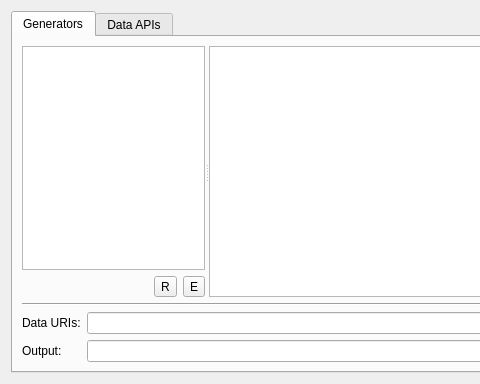
Old version of the form CoTeTo/res/CoTeTo-GUI.ui in the repository UdK-VPT/CoTeTo; both pictures show x 0 to 480 and y 0 to 384 of the 731 by 384 pixel window.
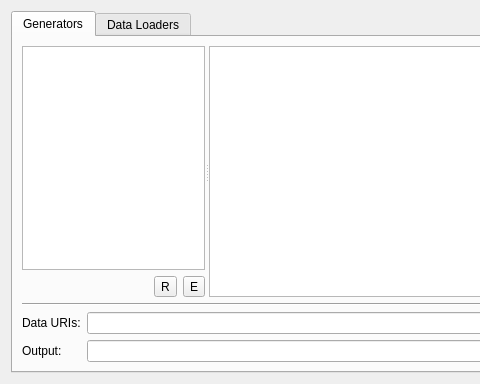
New version of the form. Icons and pictures are not drawn.

Commit message: first more or less working version of the GUI with data loaders

```diff
--- a/CoTeTo/res/CoTeTo-GUI.ui
+++ b/CoTeTo/res/CoTeTo-GUI.ui
@@ -206,7 +206,7 @@
      </widget>
      <widget class="QWidget" name="apiTab">
       <attribute name="title">
-       <string>Data APIs</string>
+       <string>Data Loaders</string>
       </attribute>
       <layout class="QVBoxLayout" name="verticalLayout_4">
        <item>
```
Left out of the diff: 6 changed lines with no effect on the pictures. The commit also changes 3 other files.
